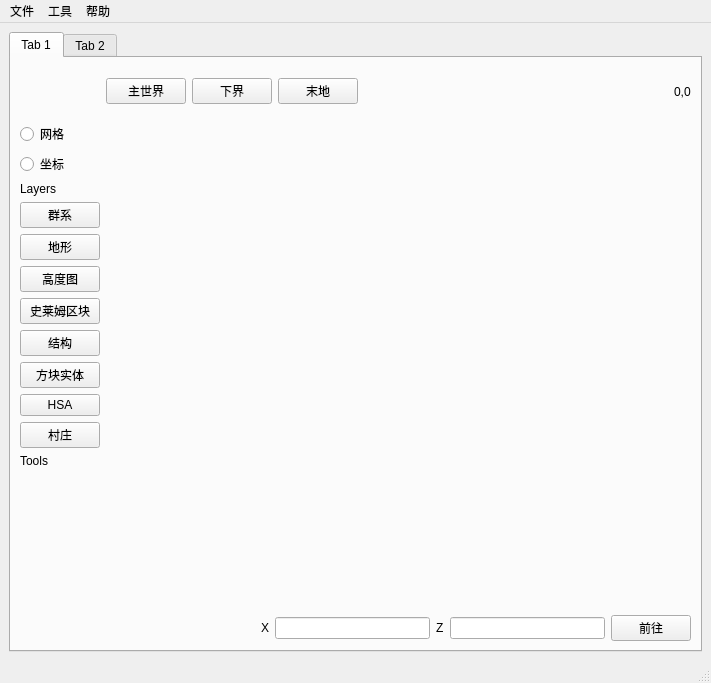
bedrock-dev/BedrockMap, file mainwindow.ui: the form before one commit.
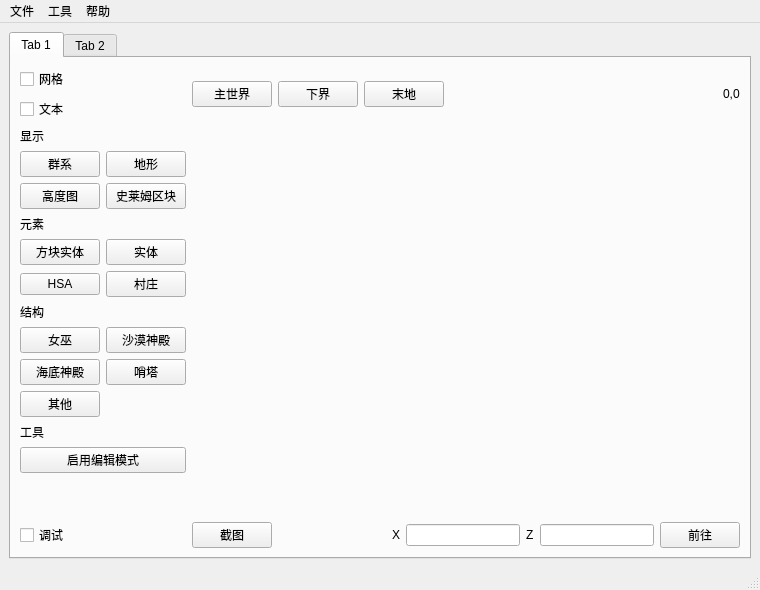
The form after the commit.

Commit message: Add: enable buttons

What changed in the file:
```diff
--- a/mainwindow.ui
+++ b/mainwindow.ui
@@ -6,8 +6,8 @@
    <rect>
     <x>0</x>
     <y>0</y>
-    <width>711</width>
-    <height>683</height>
+    <width>760</width>
+    <height>590</height>
    </rect>
   </property>
   <property name="windowTitle">
@@ -28,21 +28,21 @@
         <item row="0" column="1">
          <layout class="QHBoxLayout" name="horizontalLayout">
           <item>
-           <widget class="QPushButton" name="pushButton">
+           <widget class="QPushButton" name="overwrold_btn">
             <property name="text">
              <string>主世界</string>
             </property>
            </widget>
           </item>
           <item>
-           <widget class="QPushButton" name="pushButton_2">
+           <widget class="QPushButton" name="nether_btn">
             <property name="text">
              <string>下界</string>
             </property>
            </widget>
           </item>
           <item>
-           <widget class="QPushButton" name="pushButton_3">
+           <widget class="QPushButton" name="theend_btn">
             <property name="text">
              <string>末地</string>
             </property>
@@ -72,87 +72,141 @@
         </item>
         <item row="1" column="0">
          <layout class="QVBoxLayout" name="verticalLayout">
-          <item>
-           <widget class="QRadioButton" name="radioButton">
-            <property name="text">
-             <string>网格</string>
-            </property>
-           </widget>
-          </item>
-          <item>
-           <widget class="QRadioButton" name="radioButton_2">
-            <property name="text">
-             <string>坐标</string>
-            </property>
-           </widget>
-          </item>
           <item>
            <widget class="QLabel" name="label_4">
             <property name="text">
-             <string>Layers</string>
+             <string>显示</string>
             </property>
            </widget>
           </item>
           <item>
-           <widget class="QPushButton" name="pushButton_5">
+           <layout class="QGridLayout" name="layer_btn_grid" rowstretch="1,0" columnstretch="0,0">
+            <item row="0" column="0">
+             <widget class="QPushButton" name="biome_layer_btn">
             <property name="text">
              <string>群系</string>
             </property>
            </widget>
           </item>
-          <item>
-           <widget class="QPushButton" name="pushButton_7">
+            <item row="0" column="1">
+             <widget class="QPushButton" name="terrain_layer_btn">
             <property name="text">
              <string>地形</string>
             </property>
            </widget>
           </item>
-          <item>
-           <widget class="QPushButton" name="pushButton_6">
+            <item row="1" column="0">
+             <widget class="QPushButton" name="height_layer_btn">
             <property name="text">
              <string>高度图</string>
             </property>
            </widget>
           </item>
-          <item>
-           <widget class="QPushButton" name="pushButton_4">
+            <item row="1" column="1">
+             <widget class="QPushButton" name="slime_layer_btn">
             <property name="text">
              <string>史莱姆区块</string>
             </property>
            </widget>
           </item>
+           </layout>
+          </item>
           <item>
-           <widget class="QPushButton" name="pushButton_11">
+           <widget class="QLabel" name="label_2">
             <property name="text">
-             <string>结构</string>
+             <string>元素</string>
             </property>
            </widget>
           </item>
           <item>
+           <layout class="QGridLayout" name="element_btn_grid" rowstretch="1,0">
+            <item row="0" column="0">
            <widget class="QPushButton" name="pushButton_9">
             <property name="text">
              <string>方块实体</string>
             </property>
            </widget>
           </item>
-          <item>
-           <widget class="QPushButton" name="pushButton_8">
-            <property name="text">
-             <string>HSA</string>
-            </property>
-           </widget>
-          </item>
-          <item>
+            <item row="1" column="1">
            <widget class="QPushButton" name="pushButton_10">
             <property name="text">
              <string>村庄</string>
             </property>
            </widget>
           </item>
+            <item row="1" column="0">
+             <widget class="QPushButton" name="pushButton_8">
+              <property name="text">
+               <string>HSA</string>
+              </property>
+             </widget>
+            </item>
+            <item row="0" column="1">
+             <widget class="QPushButton" name="pushButton">
+              <property name="text">
+               <string>实体</string>
+              </property>
+             </widget>
+            </item>
+           </layout>
+          </item>
           <item>
            <widget class="QLabel" name="label_5">
             <property name="text">
-             <string>Tools</string>
+             <string>结构</string>
+            </property>
+           </widget>
+          </item>
+          <item>
+           <layout class="QGridLayout" name="structure_btn_grid" rowstretch="1,0,0">
+            <item row="0" column="1">
+             <widget class="QPushButton" name="pushButton_2">
+              <property name="text">
+               <string>沙漠神殿</string>
+              </property>
+             </widget>
+            </item>
+            <item row="0" column="0">
+             <widget class="QPushButton" name="pushButton_11">
+              <property name="text">
+               <string>女巫</string>
+              </property>
+             </widget>
+            </item>
+            <item row="1" column="0">
+             <widget class="QPushButton" name="pushButton_3">
+              <property name="text">
+               <string>海底神殿</string>
+              </property>
+             </widget>
+            </item>
+            <item row="1" column="1">
+             <widget class="QPushButton" name="pushButton_12">
+              <property name="text">
+               <string>哨塔</string>
+              </property>
+             </widget>
+            </item>
+            <item row="2" column="0">
+             <widget class="QPushButton" name="pushButton_13">
+              <property name="text">
+               <string>其他</string>
+              </property>
+             </widget>
+            </item>
+           </layout>
+          </item>
+          <item>
+           <widget class="QLabel" name="label_3">
+            <property name="text">
+             <string>工具</string>
+            </property>
+           </widget>
+          </item>
+          <item>
+           <widget class="QPushButton" name="pushButton_14">
+            <property name="text">
+             <string>启用编辑模式</string>
             </property>
            </widget>
           </item>
@@ -171,22 +225,15 @@
           </item>
          </layout>
         </item>
-        <item row="0" column="0">
-         <widget class="QLabel" name="label_2">
-          <property name="text">
-           <string/>
-          </property>
-         </widget>
-        </item>
-        <item row="2" column="0">
-         <widget class="QLabel" name="label_3">
-          <property name="text">
-           <string/>
-          </property>
-         </widget>
-        </item>
         <item row="2" column="1">
          <layout class="QHBoxLayout" name="horizontalLayout_2">
+          <item>
+           <widget class="QPushButton" name="pushButton_15">
+            <property name="text">
+             <string>截图</string>
+            </property>
+           </widget>
+          </item>
           <item>
            <spacer name="horizontalSpacer_2">
             <property name="orientation">
@@ -229,6 +276,35 @@
           </item>
          </layout>
         </item>
+        <item row="0" column="0">
+         <layout class="QVBoxLayout" name="verticalLayout_2">
+          <item>
+           <widget class="QCheckBox" name="grid_checkbox">
+            <property name="text">
+             <string>网格</string>
+            </property>
+           </widget>
+          </item>
+          <item>
+           <widget class="QCheckBox" name="text_checkbox">
+            <property name="text">
+             <string>文本</string>
+            </property>
+           </widget>
+          </item>
+         </layout>
+        </item>
+        <item row="2" column="0">
+         <layout class="QVBoxLayout" name="verticalLayout_3">
+          <item>
+           <widget class="QCheckBox" name="checkBox_3">
+            <property name="text">
+             <string>调试</string>
+            </property>
+           </widget>
+          </item>
+         </layout>
+        </item>
        </layout>
       </widget>
       <widget class="QWidget" name="tab_2">
@@ -261,8 +337,8 @@
     <rect>
      <x>0</x>
      <y>0</y>
-     <width>711</width>
-     <height>25</height>
+     <width>760</width>
+     <height>21</height>
     </rect>
    </property>
    <widget class="QMenu" name="menu">
```
Lines whose indentation alone changed are shown as unchanged. The commit also changes 7 other files.
